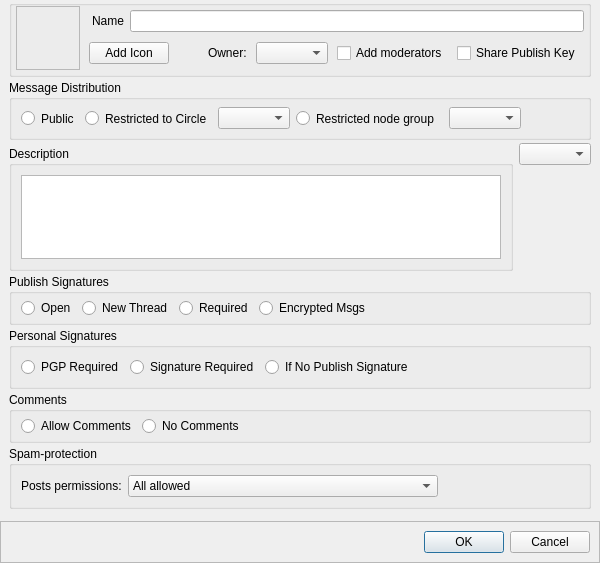
Old version of the form retroshare-gui/src/gui/gxs/GxsGroupDialog.ui in the repository RetroShare/RetroShare.
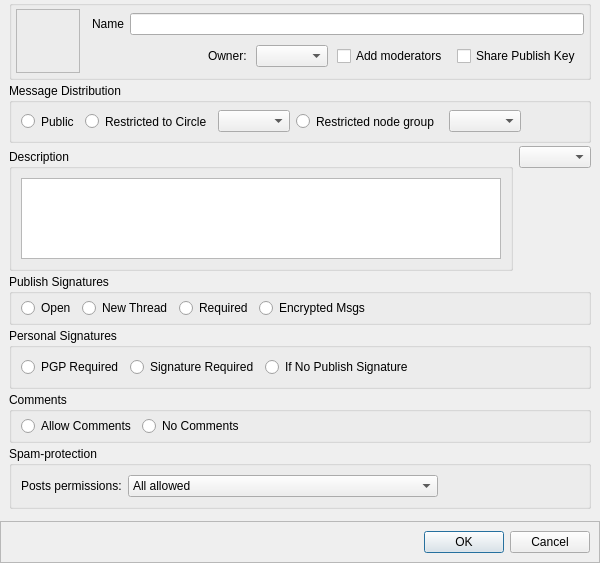
New version of the form. Icons and pictures are not drawn. Custom widgets are drawn as their Qt base class.

Commit message:
Maked Group Logo label click to set the icon & removed the add icon button
* Maked group logo label click able to set the icon & removed the add icon button

The edit to the form file:
```diff
--- a/retroshare-gui/src/gui/gxs/GxsGroupDialog.ui
+++ b/retroshare-gui/src/gui/gxs/GxsGroupDialog.ui
@@ -77,6 +77,9 @@
           </property>
           <item>
            <layout class="QGridLayout" name="gridLayout_4">
+            <property name="topMargin">
+             <number>3</number>
+            </property>
             <property name="horizontalSpacing">
              <number>6</number>
             </property>
@@ -148,17 +151,6 @@
               <property name="bottomMargin">
                <number>3</number>
               </property>
-              <item>
-               <widget class="QPushButton" name="addLogoButton">
-                <property name="text">
-                 <string>Add Icon</string>
-                </property>
-                <property name="icon">
-                 <iconset resource="../images.qrc">
-                  <normaloff>:/images/add_image24.png</normaloff>:/images/add_image24.png</iconset>
-                </property>
-               </widget>
-              </item>
               <item>
                <spacer name="horizontalSpacer_2">
                 <property name="orientation">
@@ -894,6 +886,11 @@
    <extends>QComboBox</extends>
    <header>gui/common/GroupChooser.h</header>
   </customwidget>
+  <customwidget>
+   <class>ClickableLabel</class>
+   <extends>QLabel</extends>
+   <header>util/ClickableLabel.h</header>
+  </customwidget>
  </customwidgets>
  <resources>
   <include location="../icons.qrc"/>
```
Left out of the diff: 47 changed lines with no effect on the pictures. The commit also changes 2 other files.
